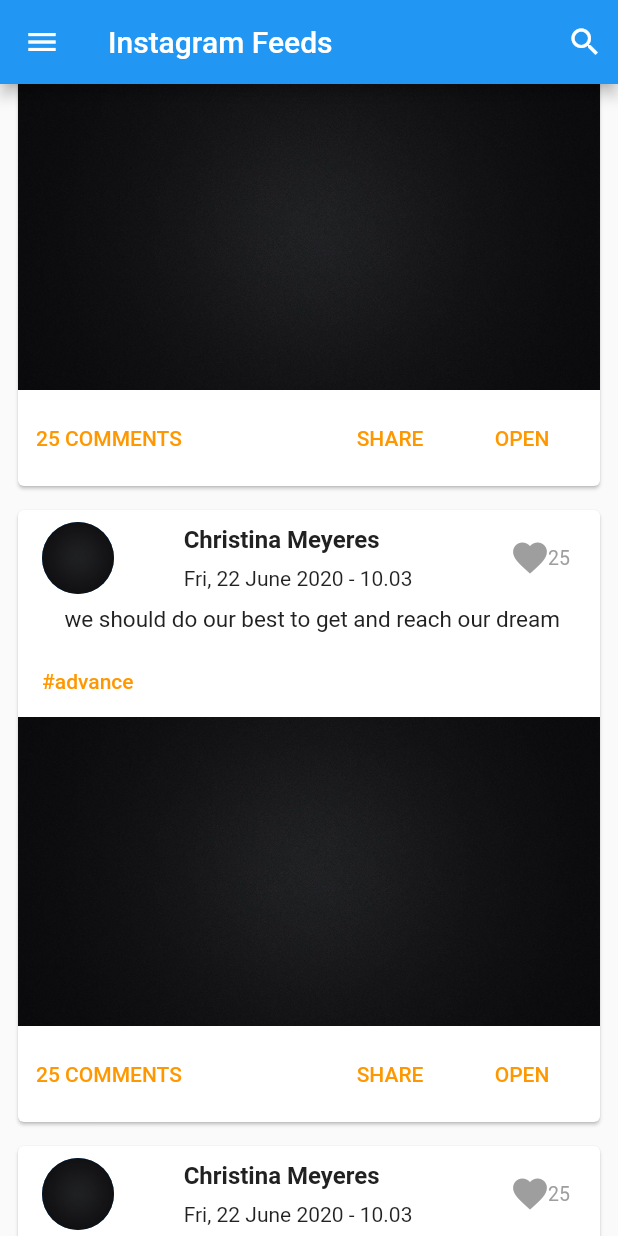
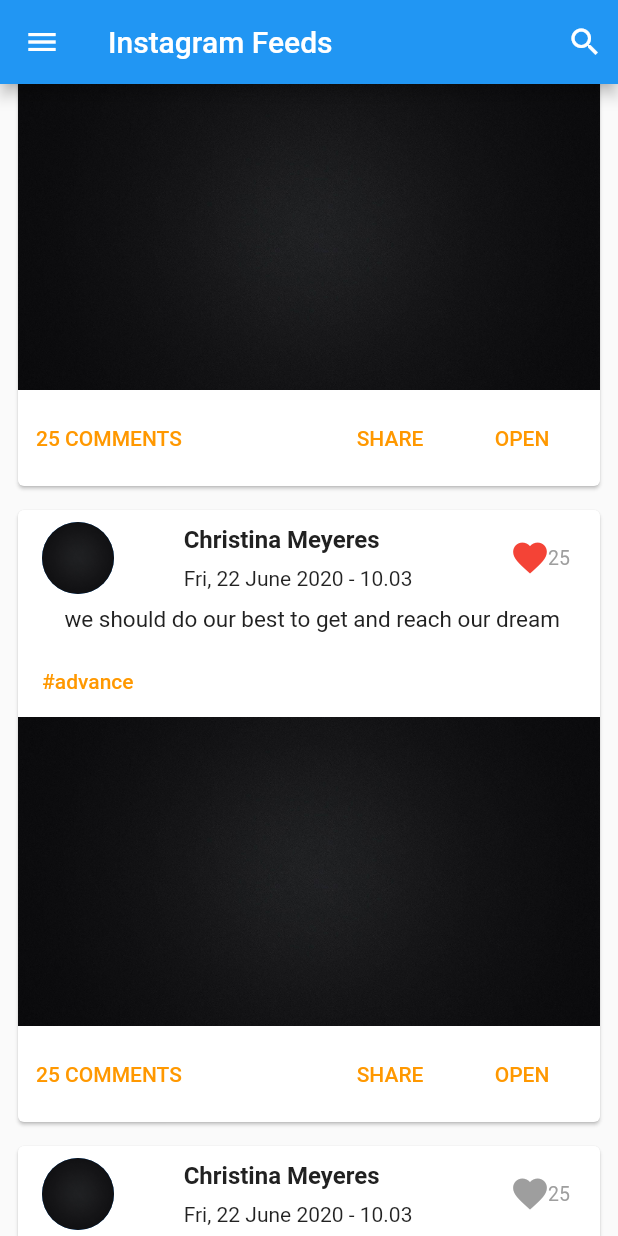
Before and after one commit to Mohamed-Tarek1/Breaking-News, a Flutter app: the InstgramFeeds screen opened directly, scrolled down 576 dp, after a tap on the "favorite" icon, on a phone screen of 412 x 824 dp. Run offline on Flutter 3.47's test engine with Material 2 defaults, Android fonts, the phone set to English and light mode, and no system bars; our stand-ins replace shared_preferences; missing offline and left inert: dart:ffi, page_view_indicator; accounts and stored records are empty.

Commit message:
design single_post widget

```diff
--- a/lib/nav_menu/instagram_feeds.dart
+++ b/lib/nav_menu/instagram_feeds.dart
@@ -10,8 +10,10 @@ class InstgramFeeds extends StatefulWidget {
 }
 
 class _InstgramFeedsState extends State<InstgramFeeds> {
-  Color like = Colors.grey;
+
   TextStyle _hashtagStyle =TextStyle(color: Colors.orange);
+  List<int> ids=[];
+
   @override
   Widget build(BuildContext context) {
     return Scaffold(
@@ -36,7 +38,7 @@ class _InstgramFeedsState extends State<InstgramFeeds> {
                 child: Column(
                   crossAxisAlignment: CrossAxisAlignment.start,
                   children: <Widget>[
-                    _cardHeader(),
+                    _cardHeader(position),
                      _cardHashtags(),
                     _cardBody(),
                     _cardFooter()],
@@ -49,7 +51,7 @@ class _InstgramFeedsState extends State<InstgramFeeds> {
   }
 
 
-  Widget _cardHeader() { return Padding(
+  Widget _cardHeader(int position) { return Padding(
     padding: const EdgeInsets.only(left: 8.0),
     child: Padding(
       padding: const EdgeInsets.all(8.0),
@@ -79,12 +81,20 @@ class _InstgramFeedsState extends State<InstgramFeeds> {
                 child: Row(
                   children: <Widget>[
                     IconButton(
-                      icon: Icon( Icons.favorite,size: 27 ,color: like,),
+                      icon: Icon( Icons.favorite,size: 27 ),
                       onPressed: (){
+                        if(ids.contains(position) ){
+                          ids.remove(position);
+                        }else{
+                          ids.add(position);
+                        }
                         setState(() {
+
                         });
                       },
-                    ),
+
+                        color: (ids.contains(position))?Colors.red :Colors.grey,),
+
                     Transform.translate(
                       offset :Offset(-12,0),
                       child: Text('25',style: TextStyle(
```
